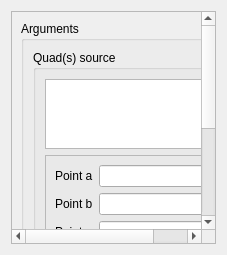
SalomePlatform/hexablock, file src/HEXABLOCKGUI/ReplaceHexa_QTD.ui: the form before one commit.
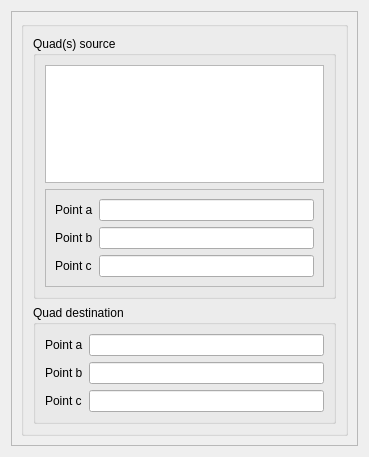
The form after the commit.

Commit message: Hexa6 : Mise ajour des sources

```diff
--- a/src/HEXABLOCKGUI/ReplaceHexa_QTD.ui
+++ b/src/HEXABLOCKGUI/ReplaceHexa_QTD.ui
@@ -6,8 +6,8 @@
    <rect>
     <x>0</x>
     <y>0</y>
-    <width>227</width>
-    <height>255</height>
+    <width>369</width>
+    <height>457</height>
    </rect>
   </property>
   <property name="minimumSize">
@@ -30,8 +30,8 @@
        <rect>
         <x>0</x>
         <y>0</y>
-        <width>234</width>
-        <height>397</height>
+        <width>349</width>
+        <height>437</height>
        </rect>
       </property>
       <layout class="QVBoxLayout" name="verticalLayout_4">
@@ -50,7 +50,7 @@
           </size>
          </property>
          <property name="title">
-          <string>Arguments</string>
+          <string/>
          </property>
          <layout class="QVBoxLayout" name="verticalLayout_2">
           <item>
```
The commit also changes 174 other files.
